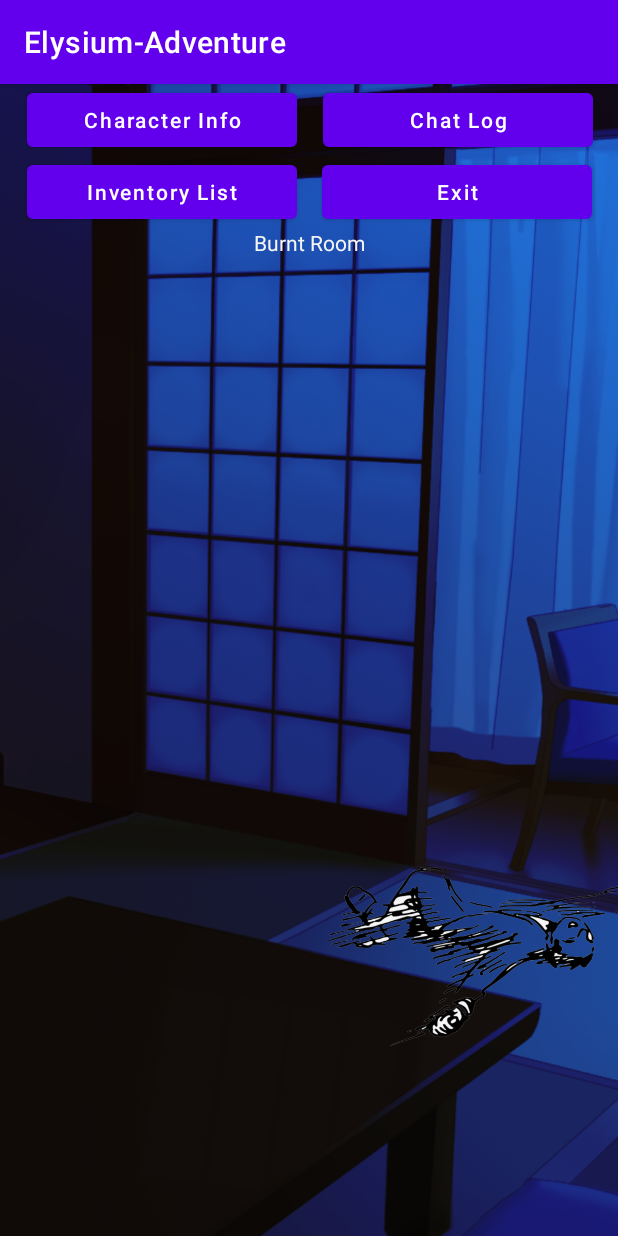
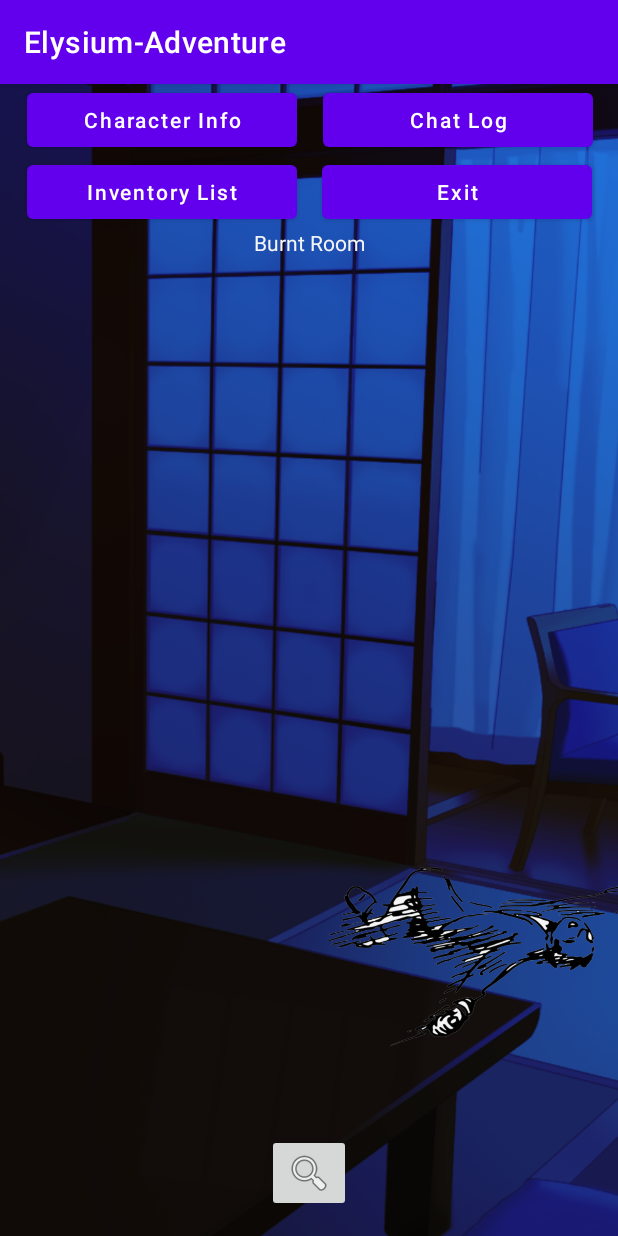
Before and after one commit to tinkerjyc/Elysium-Adventure, an Android app: the screen it shows after launch (TopButtonActivity), on a phone screen of 412 x 824 dp. Run offline under Robolectric (Android 15) with nearby library versions, the phone set to English and light mode, and no system bars; our stand-ins replace Firebase (no records; nobody signed in at launch, a user with empty details on screens opened directly), Picasso.

Commit message:
Add inference feature

```diff
--- a/app/src/main/java/neu/madm/awesome/TopButtonActivity.java
+++ b/app/src/main/java/neu/madm/awesome/TopButtonActivity.java
@@ -384,7 +384,7 @@ public class TopButtonActivity extends AppCompatActivity {
         LayoutInflater factory = LayoutInflater.from(TopButtonActivity.this);
         final View view = factory.inflate(R.layout.dead_body, null);
         alertadd.setView(view);
-        alertadd.setTitle("This is a dead body");
+        alertadd.setTitle("Start inference");
         alertadd.setPositiveButton("Cancel", new DialogInterface.OnClickListener() {
             public void onClick(DialogInterface dlg, int sumthin) {
 
@@ -395,8 +395,8 @@ public class TopButtonActivity extends AppCompatActivity {
                 if (mUploadTask != null && mUploadTask.isInProgress()) {
                     Toast.makeText(TopButtonActivity.this, "in progress", Toast.LENGTH_SHORT).show();
                 } else {
-                    currName = "DeadBody";
-                    currDescription = "This is a dead body";
+                    currName = "Conclusion";
+                    currDescription = "Victim was murdered before the fire. Clean month and unburnt cloth means stopped breathing and fell down before fire.";
                     TryPutIntoBag();
                 }
             }
--- a/app/src/main/res/layout/activity_top_button.xml
+++ b/app/src/main/res/layout/activity_top_button.xml
@@ -97,6 +97,17 @@
             app:layout_constraintTop_toBottomOf="@+id/stop_progress"
             tools:ignore="MissingConstraints" />
 
+        <ImageButton
+            android:id="@+id/imageButton"
+            android:layout_width="wrap_content"
+            android:layout_height="wrap_content"
+            android:layout_marginBottom="16dp"
+            android:onClick="deadBodyImageOnClick"
+            app:layout_constraintBottom_toBottomOf="@+id/imageView3"
+            app:layout_constraintEnd_toEndOf="parent"
+            app:layout_constraintStart_toStartOf="parent"
+            app:srcCompat="@android:drawable/ic_menu_search" />
+
 
     </androidx.constraintlayout.widget.ConstraintLayout>
 
```
Also changed, not shown: 2 other files.
